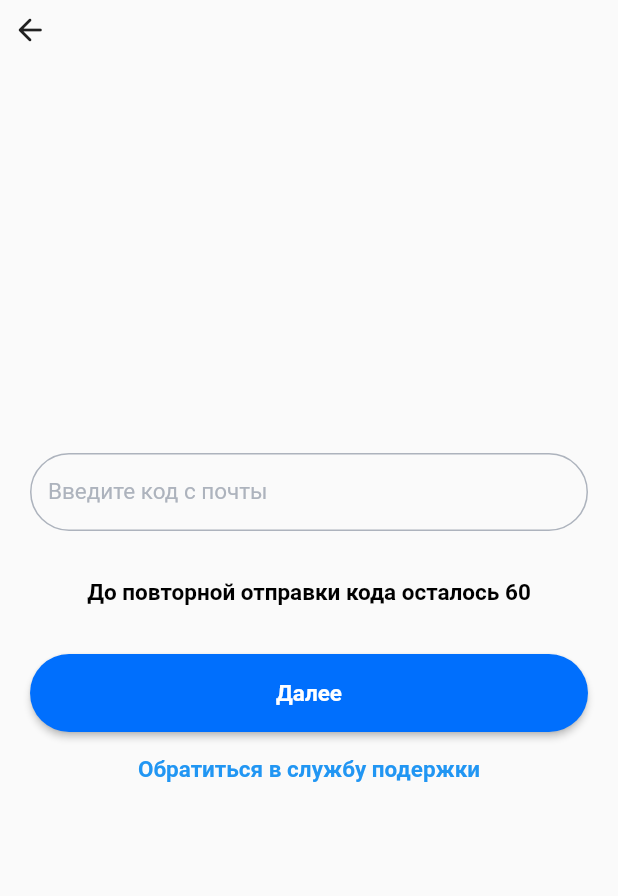
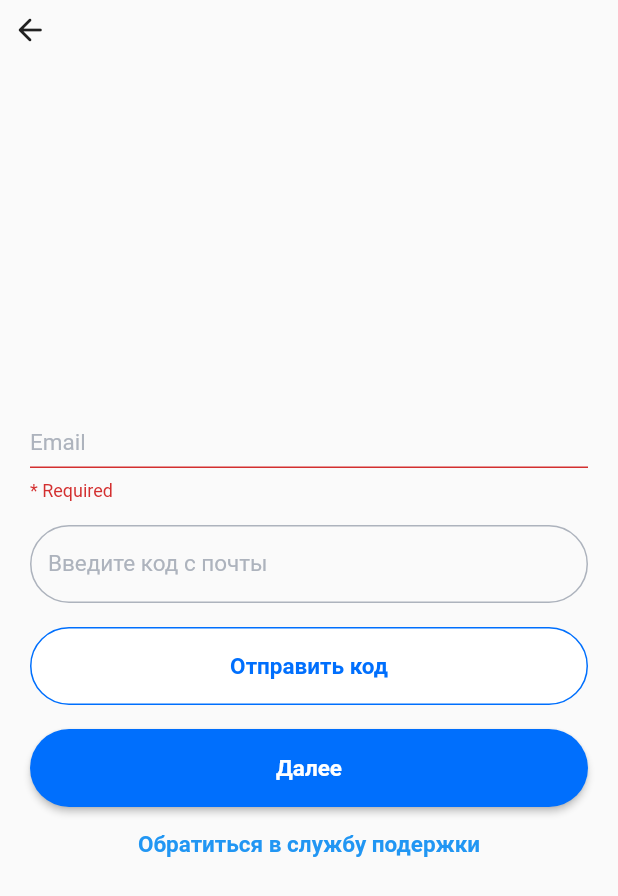
Before and after one commit to smarthousetest/blogonomy, a Flutter app: the SecondPage widget shown alone on an empty page, opened directly with empty values, after a tap on "Отправить код", on a phone screen of 412 x 824 dp. Shown: the top 896 px of the screen. Run offline on Flutter 3.47's test engine with Material 2 defaults, Android fonts, the phone set to English and light mode, and no system bars; our stand-ins replace circular_profile_avatar, custom_sliding_segmented_control, dartz, equatable, fl_chart, flutter_bloc and 8 more; missing offline and left inert: flutter_appauth, multiselect_formfield, tutorial_coach_mark; accounts and stored records are empty; network calls fail; Roboto replaces fonts that are missing (Roboto-Bold.ttf, Roboto-Regular.ttf).

Commit message:
no message

```diff
--- a/lib/cubit/network/app_auth.dart
+++ b/lib/cubit/network/app_auth.dart
@@ -11,7 +11,7 @@ class AppAuth {
   static const List<String> scopes = <String>[
     'openid',
     // 'profile',
-    // 'email',
+    //  'email',
     // 'roles',
     //'offline_access',
     'demo_api'
--- a/lib/screens/sliding_up_panel_screens.dart
+++ b/lib/screens/sliding_up_panel_screens.dart
@@ -9,6 +9,7 @@ import 'package:blogonomy/cubit/network/auth_cubit.dart';
 import 'package:blogonomy/cubit/network/auth_mode.dart';
 import 'package:blogonomy/cubit/page_bloc.dart';
 import 'package:blogonomy/cubit/panel_controller_cubit.dart';
+import 'package:blogonomy/widget/sliding_up/bloger_panel.dart';
 import 'package:blogonomy/widget/sliding_up/sliding_up_panel.dart';
 import 'package:flutter_bloc/flutter_bloc.dart';
 import 'package:provider/src/provider.dart';
@@ -16,6 +17,8 @@ import 'package:quiver/async.dart';
 import 'package:http/http.dart' as http;
 import 'package:flutter/material.dart';
 import 'package:flutter/services.dart';
+
+import '../widget/sliding_up/bloger_panel.dart';
 
 FirstPage first = FirstPage();
 
@@ -69,6 +72,8 @@ class FirstPage extends StatefulWidget {
 
 class _FirstPageStateState extends State<FirstPage> {
   AuthModel? _authModel;
+  bool value = false;
+  GlobalKey<FormState> formkey1 = GlobalKey<FormState>();
   @override
   Widget build(BuildContext context) {
     return Column(
@@ -87,10 +92,22 @@ class _FirstPageStateState extends State<FirstPage> {
           ),
         ),
         const SizedBox(height: 20),
-        Container(
+        Form(
+          key: formkey1,
+          child: Container(
             height: 52.0,
             padding: const EdgeInsets.only(left: 20.0, right: 20.0),
             child: TextFormField(
+              validator: (value) {
+                print("value = $value");
+                if (value!.isEmpty) {
+                  return "* Required";
+                }
+                print(" auth Model = ${_authModel?.result}");
+                if (_authModel?.result == "empty") {
+                  return "Аккаунт не найден, нажмите ЗАРЕГИСТРИРОВАТЬСЯ";
+                }
+              },
               controller: widget.textEditingController,
               decoration: const InputDecoration(
                 hintText: 'Email',
@@ -101,12 +118,16 @@ class _FirstPageStateState extends State<FirstPage> {
                   fontWeight: FontWeight.w400,
                   color: Color(0xFFADB3BD),
                 ),
-              enabledBorder: OutlineInputBorder(
-                  borderSide: BorderSide(color: Color(0xFFADB3BD), width: 1.0),
+                enabledBorder: const OutlineInputBorder(
+                    borderSide:
+                        BorderSide(color: Color(0xFFADB3BD), width: 1.0),
                     borderRadius: BorderRadius.all(Radius.circular(32.0))),
                 focusedBorder: OutlineInputBorder(
-                  borderSide: BorderSide(color: Color(0xFFADB3BD), width: 1.0),
-                  borderRadius: BorderRadius.all(Radius.circular(32.0))),
+                    borderSide:
+                        const BorderSide(color: Color(0xFFADB3BD), width: 1.0),
+                    borderRadius:
+                        const BorderRadius.all(const Radius.circular(32.0))),
+              ),
             ),
           ),
         ),
@@ -118,27 +139,32 @@ class _FirstPageStateState extends State<FirstPage> {
             child: ElevatedButton(
               onPressed: () async {
                 String mail = widget.textEditingController.text;
+                if (formkey1.currentState!.validate()) {
                   final AuthModel authModel = await AuthApi().createMail(mail);
-                Future.delayed(Duration(milliseconds: 5000), () {
+                  Future.delayed(const Duration(milliseconds: 5000), () {
                     first.mail = mail;
                     print("object $mail");
                     setState(() {
                       _authModel = authModel;
                     });
-
+                    print(" auth Model = ${_authModel!.result}");
                     if (authModel.result == 'exist') {
                       context.read<AuthCubit>().signIn();
                       context.read<SlidingUpCubit>().close();
                     }
                   });
+                  return;
+                } else {
+                  print("UnSuccessfull");
+                }
               },
               child: BlocBuilder<AuthApi, ApiState>(
                 builder: (context, state) {
                   print("first $state");
                   if (state is Loading) {
                     print("state in case = $state");
-                    return Center(
-                        child: CircularProgressIndicator(
+                    return const Center(
+                        child: const CircularProgressIndicator(
                       color: Colors.white,
                     ));
                   } else if (state is NoLoading) {
@@ -155,7 +181,7 @@ class _FirstPageStateState extends State<FirstPage> {
                   }
                   ;
                   print("second $state");
-                  return Center(child: Text(""));
+                  return const Center(child: Text(""));
                 },
               ),
               style: ButtonStyle(
@@ -168,12 +194,17 @@ class _FirstPageStateState extends State<FirstPage> {
                 ),
               ),
             )),
-        SizedBox(
+        const SizedBox(
           height: 10,
         ),
         GestureDetector(
-            onTap: () => widget.onNext!(),
-            child: Text(
+            onTap: () async {
+              String mail = widget.textEditingController.text;
+              final AuthModel authModel = await AuthApi().getCode(mail);
+              widget.onNext!();
+              print("hererererere");
+            },
+            child: const Text(
               "Зарегистрироваться",
               style: TextStyle(
                 fontFamily: 'Roboto-Bold.ttf',
@@ -183,14 +214,14 @@ class _FirstPageStateState extends State<FirstPage> {
                 color: Colors.blue,
               ),
             )),
-        SizedBox(
+        const SizedBox(
           height: 20,
         ),
         GestureDetector(
             onTap: () => Navigator.pushNamed(context, '/e'),
-            child: Text(
+            child: const Text(
               "Обратиться в службу подержки",
-              style: TextStyle(
+              style: const TextStyle(
                 fontFamily: 'Roboto-Bold.ttf',
                 fontSize: 15.0,
                 fontStyle: FontStyle.normal,
@@ -221,11 +252,13 @@ class SecondPage extends StatefulWidget {
 
 class SecondPageState extends State<SecondPage> {
   SecondPageState({Key? key});
+  AuthModel? _authModel;
+  TextEditingController textEditingController2 = TextEditingController();
   int _start = 60;
   int _current = 60;
   bool wg = true;
   FirstPage firstPage = FirstPage();
-
+  GlobalKey<FormState> formkey2 = GlobalKey<FormState>();
   void startTimer() {
     CountdownTimer countDownTimer = new CountdownTimer(
       new Duration(seconds: _start),
@@ -266,6 +299,49 @@ class SecondPageState extends State<SecondPage> {
           onPressed: widget.onBack,
           icon: const Icon(Icons.arrow_back_rounded)),
       Column(mainAxisAlignment: MainAxisAlignment.center, children: [
+        SizedBox(
+          height: 30,
+        ),
+        Form(
+          key: formkey2,
+          child: Container(
+            height: 52.0,
+            padding: const EdgeInsets.only(left: 20.0, right: 20.0),
+            child: TextFormField(
+              validator: (value) {
+                print("value = $value");
+                if (value!.isEmpty) {
+                  return "* Required";
+                }
+                if (!value.contains('@')) return 'Это не E-mail';
+                print(" auth Model = ${_authModel?.result}");
+              },
+              controller: textEditingController2,
+              decoration: const InputDecoration(
+                hintText: 'Email',
+                hintStyle: TextStyle(
+                  fontFamily: 'Roboto-Regular.ttf',
+                  fontSize: 15.0,
+                  fontStyle: FontStyle.normal,
+                  fontWeight: FontWeight.w400,
+                  color: Color(0xFFADB3BD),
+                ),
+                enabledBorder: const OutlineInputBorder(
+                    borderSide:
+                        BorderSide(color: Color(0xFFADB3BD), width: 1.0),
+                    borderRadius: BorderRadius.all(Radius.circular(32.0))),
+                focusedBorder: OutlineInputBorder(
+                    borderSide:
+                        const BorderSide(color: Color(0xFFADB3BD), width: 1.0),
+                    borderRadius:
+                        const BorderRadius.all(const Radius.circular(32.0))),
+              ),
+            ),
+          ),
+        ),
+        SizedBox(
+          height: 16,
+        ),
         Center(
           child: Container(
             height: 52.0,
@@ -293,7 +369,7 @@ class SecondPageState extends State<SecondPage> {
             ),
           ),
         ),
-        SizedBox(
+        const SizedBox(
           height: 16,
         ),
         wg
@@ -303,10 +379,12 @@ class SecondPageState extends State<SecondPage> {
                 margin: const EdgeInsets.only(left: 20.0, right: 20.0),
                 child: ElevatedButton(
                   onPressed: () async {
-                    String? mail = first.mail;
+                    if (formkey2.currentState!.validate()) {
                       print("hererererere");
                       startTimer();
-                    final AuthModel authModel = await AuthApi().getCode(mail!);
+                      final AuthModel authModel =
+                          await AuthApi().getCode(textEditingController2.text);
+                    }
                   },
                   child: const Text(
                     'Отправить код',
@@ -324,7 +402,7 @@ class SecondPageState extends State<SecondPage> {
                         MaterialStateProperty.all(const Color(0xFFFFFFFF)),
                     shape: MaterialStateProperty.all<RoundedRectangleBorder>(
                       RoundedRectangleBorder(
-                        side: BorderSide(color: Color(0xFF006FFD)),
+                        side: const BorderSide(color: const Color(0xFF006FFD)),
                         borderRadius: BorderRadius.circular(32.0),
                       ),
                     ),
@@ -345,7 +423,7 @@ class SecondPageState extends State<SecondPage> {
                 )),
                 height: 50,
               ),
-        SizedBox(
+        const SizedBox(
           height: 16,
         ),
         Container(
@@ -379,14 +457,14 @@ class SecondPageState extends State<SecondPage> {
             ),
           ),
         ),
-        SizedBox(
+        const SizedBox(
           height: 16,
         ),
         GestureDetector(
             onTap: () => Navigator.pushNamed(context, '/e'),
-            child: Text(
+            child: const Text(
               "Обратиться в службу подержки",
-              style: TextStyle(
+              style: const TextStyle(
                 fontFamily: 'Roboto-Bold.ttf',
                 fontSize: 15.0,
                 fontStyle: FontStyle.normal,
@@ -463,7 +541,7 @@ class ThirdPageState extends State<ThirdPage> {
                 ),
               ),
             ),
-            SizedBox(
+            const SizedBox(
               height: 16,
             ),
             Container(
@@ -499,7 +577,7 @@ class ThirdPageState extends State<ThirdPage> {
                 ),
               ),
             ),
-            SizedBox(
+            const SizedBox(
               height: 16,
             ),
             Container(
@@ -512,11 +590,11 @@ class ThirdPageState extends State<ThirdPage> {
                     final AuthModel authModel = await AuthApi()
                         .setPassword(textEditingController2.text);
                     context.read<SlidingUpCubit>().close();
+                    context.read<AuthCubit>().signIn();
                     return;
                   } else {
                     print("UnSuccessfull");
                   }
-                  context.read<AuthCubit>().signIn();
                 },
                 child: const Text(
                   'Готово',
@@ -539,14 +617,14 @@ class ThirdPageState extends State<ThirdPage> {
                 ),
               ),
             ),
-            SizedBox(
+            const SizedBox(
               height: 16,
             ),
             GestureDetector(
                 onTap: () => Navigator.pushNamed(context, '/e'),
-                child: Text(
+                child: const Text(
                   "Обратиться в службу подержки",
-                  style: TextStyle(
+                  style: const TextStyle(
                     fontFamily: 'Roboto-Bold.ttf',
                     fontSize: 15.0,
                     fontStyle: FontStyle.normal,
--- a/lib/widget/sliding_up/sliding_up_panel.dart
+++ b/lib/widget/sliding_up/sliding_up_panel.dart
@@ -33,7 +33,7 @@ class _SlidingUpState extends State<SlidingUp> {
 
     return SlidingUpPanel(
         controller: panelController,
-        maxHeight: 300,
+        maxHeight: 350,
         minHeight: 0,
         backdropColor: Colors.black,
         borderRadius: radius,
--- a/pubspec.yaml
+++ b/pubspec.yaml
@@ -54,7 +54,7 @@ dependencies:
   fluttertoast: ^8.0.8
   pie_chart: ^5.1.0
   lazy_load_scrollview: ^1.3.0
-
+  email_validator: ^2.0.1
 dev_dependencies:
   flutter_test:
     sdk: flutter
```
Also changed, not shown: pubspec.lock. Lines whose indentation alone changed are shown as unchanged.
